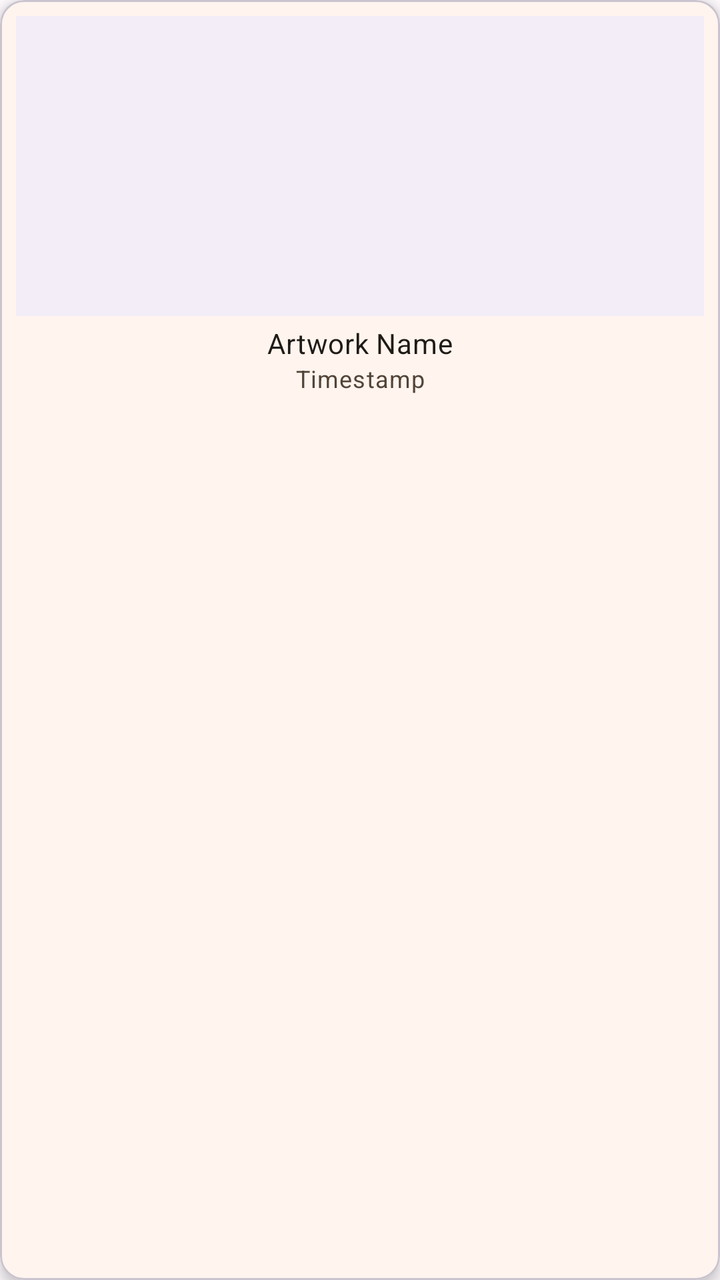
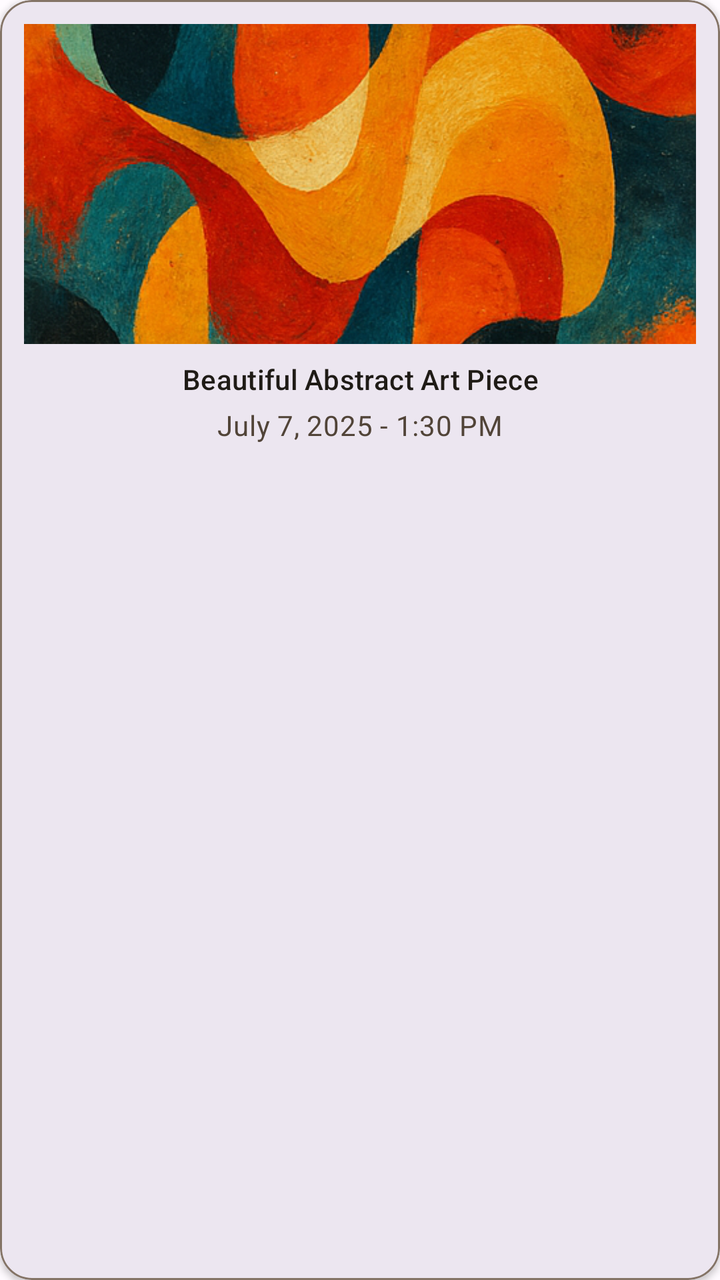

Compare the two renders of this Android layout. The source of the first and the diff that turns it into the second are given below.
<!-- AndroidManifest.xml: application theme Base.Theme.Heal -->
<!-- res/layout/item_artwork_grid.xml -->
<?xml version="1.0" encoding="utf-8"?>
<com.google.android.material.card.MaterialCardView xmlns:android="http://schemas.android.com/apk/res/android"
    xmlns:app="http://schemas.android.com/apk/res-auto"
    android:layout_width="match_parent"
    android:layout_height="wrap_content"
    android:layout_margin="8dp"
    app:cardCornerRadius="12dp"
    app:cardElevation="4dp">

    <RelativeLayout
        android:layout_width="match_parent"
        android:layout_height="wrap_content"
        android:padding="8dp">

        <ImageView
            android:id="@+id/imageViewArtwork"
            android:layout_width="match_parent"
            android:layout_height="150dp"
            android:scaleType="centerCrop"
            android:contentDescription="Artwork thumbnail"
            android:background="?attr/colorSurfaceContainer" />

        <TextView
            android:id="@+id/textViewArtworkName"
            android:layout_width="match_parent"
            android:layout_height="wrap_content"
            android:layout_below="@id/imageViewArtwork"
            android:layout_marginTop="4dp"
            android:gravity="center"
            android:textAppearance="?attr/textAppearanceBodyMedium"
            android:textColor="?attr/colorOnSurface"
            android:text="Artwork Name"
            android:maxLines="1"
            android:ellipsize="end"/>

        <TextView
            android:id="@+id/textViewArtworkTimestamp"
            android:layout_width="match_parent"
            android:layout_height="wrap_content"
            android:layout_below="@id/textViewArtworkName"
            android:gravity="center"
            android:textAppearance="?attr/textAppearanceBodySmall"
            android:textColor="?attr/colorOnSurfaceVariant"
            android:text="Timestamp" />

    </RelativeLayout>
</com.google.android.material.card.MaterialCardView>
<!-- resources referenced by this layout -->
<resources>
  <color name="md_theme_primary">#FFB74D</color>
  <color name="md_theme_onPrimary">#FFFFFF</color>
  <color name="md_theme_primaryContainer">#FFDDC1</color>
  <color name="md_theme_onPrimaryContainer">#3D2400</color>
  <color name="md_theme_secondary">#7B5700</color>
  <color name="md_theme_onSecondary">#FFFFFF</color>
  <color name="md_theme_secondaryContainer">#FFDEB3</color>
  <color name="md_theme_onSecondaryContainer">#271900</color>
  <color name="md_theme_tertiary">#006B5E</color>
  <color name="md_theme_onTertiary">#FFFFFF</color>
  <color name="md_theme_tertiaryContainer">#78F8DB</color>
  <color name="md_theme_onTertiaryContainer">#00201B</color>
  <color name="md_theme_error">#BA1A1A</color>
  <color name="md_theme_onError">#FFFFFF</color>
  <color name="md_theme_errorContainer">#FFDAD6</color>
  <color name="md_theme_onErrorContainer">#410002</color>
  <color name="md_theme_background">#FFFBFF</color>
  <color name="md_theme_onBackground">#1F1B16</color>
  <color name="md_theme_surface">#FFFBFF</color>
  <color name="md_theme_onSurface">#1F1B16</color>
  <color name="md_theme_surfaceVariant">#F4DEC6</color>
  <color name="md_theme_onSurfaceVariant">#514438</color>
  <color name="md_theme_outline">#847466</color>
  <color name="md_theme_inverseOnSurface">#352F2A</color>
  <color name="md_theme_inverseSurface">#352F2A</color>
  <color name="md_theme_inversePrimary">#FFB74D</color>
  <color name="transparent">#00000000</color>
  <!-- unchanged entries left out for length: 1 -->
</resources>

<!-- the commit's change to res/layout/item_artwork_grid.xml (unified diff, before → after) -->
@@ -4,44 +4,50 @@
     android:layout_width="match_parent"
     android:layout_height="wrap_content"
     android:layout_margin="8dp"
-    app:cardCornerRadius="12dp"
-    app:cardElevation="4dp">
+    app:cardCornerRadius="16dp"
+    app:cardElevation="2dp"
+    app:cardBackgroundColor="?attr/colorSurfaceContainerHigh"
+    app:strokeColor="?attr/colorOutline"
+    app:strokeWidth="1dp">
 
-    <RelativeLayout
+    <LinearLayout
         android:layout_width="match_parent"
         android:layout_height="wrap_content"
-        android:padding="8dp">
+        android:orientation="vertical"
+        android:padding="12dp">
 
         <ImageView
             android:id="@+id/imageViewArtwork"
             android:layout_width="match_parent"
-            android:layout_height="150dp"
+            android:layout_height="160dp"
+            android:background="?attr/colorSurfaceContainer"
+            android:backgroundTint="?attr/colorSurfaceContainerLow"
+            android:clipToOutline="true"
+            android:contentDescription="Artwork thumbnail"
             android:scaleType="centerCrop"
-            android:contentDescription="Artwork thumbnail"
-            android:background="?attr/colorSurfaceContainer" />
+            android:src="@drawable/abstract_1" /> 
 
         <TextView
             android:id="@+id/textViewArtworkName"
             android:layout_width="match_parent"
             android:layout_height="wrap_content"
-            android:layout_below="@id/imageViewArtwork"
-            android:layout_marginTop="4dp"
+            android:layout_marginTop="8dp"
             android:gravity="center"
-            android:textAppearance="?attr/textAppearanceBodyMedium"
+            android:textAppearance="?attr/textAppearanceTitleSmall"
             android:textColor="?attr/colorOnSurface"
-            android:text="Artwork Name"
+            android:text="Beautiful Abstract Art Piece"
             android:maxLines="1"
-            android:ellipsize="end"/>
+            android:ellipsize="end" />
 
         <TextView
             android:id="@+id/textViewArtworkTimestamp"
             android:layout_width="match_parent"
             android:layout_height="wrap_content"
-            android:layout_below="@id/textViewArtworkName"
+            android:layout_marginTop="4dp"
             android:gravity="center"
-            android:textAppearance="?attr/textAppearanceBodySmall"
+            android:textAppearance="?attr/textAppearanceBodyMedium"
             android:textColor="?attr/colorOnSurfaceVariant"
-            android:text="Timestamp" />
+            android:text="July 7, 2025 - 1:30 PM" />
 
-    </RelativeLayout>
+    </LinearLayout>
 </com.google.android.material.card.MaterialCardView>
<!-- resource entries referenced after the edit -->
@@ -1,5 +1,6 @@
 <!-- resources referenced by this layout -->
 <resources>
+  <!-- drawable abstract_1: png bitmap (drawable, 608193 bytes) -->
   <color name="md_theme_primary">#FFB74D</color>
   <color name="md_theme_onPrimary">#FFFFFF</color>
   <color name="md_theme_primaryContainer">#FFDDC1</color>
